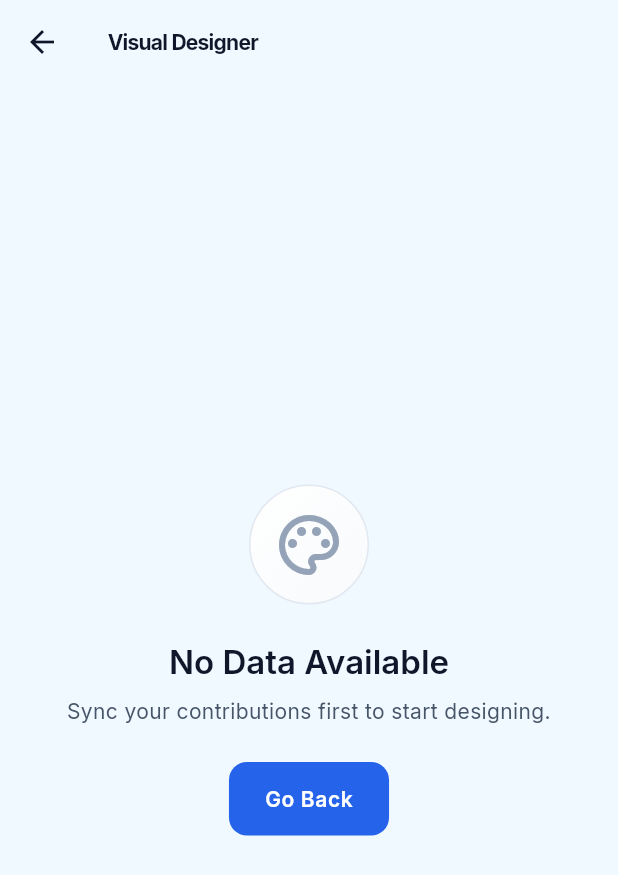
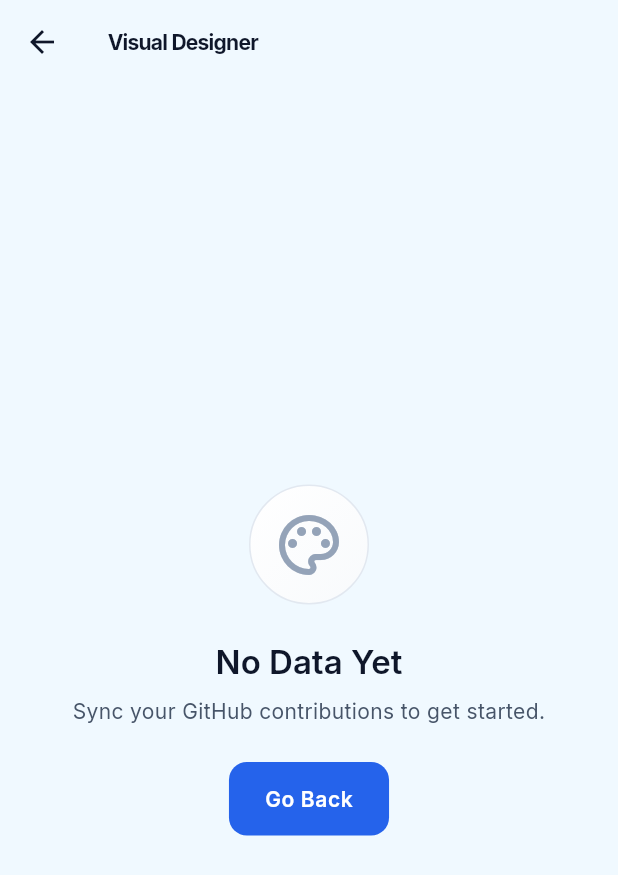
Before and after one commit to AdelliRahulReddy/gitwallpaperv1, a Flutter app: the CustomizePage screen opened directly, on a phone screen of 412 x 824 dp. Shown: the top 875 px of the screen. Run offline on Flutter 3.47's test engine with Material 3 defaults, Android fonts, the phone set to English and light mode, and no system bars; drawn by our look-alikes of flutter_animate; our stand-ins replace connectivity_plus, flutter_secure_storage, google_fonts, package_info_plus, shared_preferences, smooth_page_indicator; missing offline and left inert: wallpaper_manager_plus, workmanager; accounts and stored records are empty; statements that could not run were skipped.

Commit message:
updated 2

```diff
--- a/lib/services/github_service.dart
+++ b/lib/services/github_service.dart
@@ -74,10 +74,8 @@ class GitHubService {
       } on GitHubAPIException {
         rethrow; // Don't retry auth/permission errors
       } on FormatException catch (e) {
-        lastException = GitHubAPIException(
-          'Invalid response from GitHub. Please try again.',
-        );
         if (kDebugMode) debugPrint('⚠️ GitHubService: Parse error: $e');
+        throw GitHubAPIException('Invalid response from GitHub.'); // Don't retry
       } catch (e) {
         lastException = GitHubAPIException('Unexpected error: ${e.toString()}');
         if (kDebugMode) debugPrint('❌ GitHubService: Unexpected error: $e');
--- a/lib/services/utils.dart
+++ b/lib/services/utils.dart
@@ -26,13 +26,30 @@ class AppStrings {
   static const String customizeTitle = 'Visual Designer';
   static const String sectionScaling = 'Scaling & Effects';
   static const String sectionOverlay = 'Custom Overlay';
-  static const String noDataTitle = 'No Data Available';
-  static const String noDataMsg = 'Sync your contributions first to start designing.';
+  static const String noDataTitle = 'No Data Yet';
+  static const String noDataMsg = 'Sync your GitHub contributions to get started.';
   static const String startSync = 'Start Sync';
   static const String applyWallpaper = 'Apply Wallpaper';
   static const String applying = 'Applying...';
-  static const String resetting = 'Settings reset to defaults';
   static const String wallpaperApplied = 'Wallpaper applied! 🎉';
+
+  // Stats Page
+  static const String statsTitle = 'Detailed Analytics';
+  static const String analyzing = 'Analyzing your contributions...';
+  static const String noDataStats = 'Sync your contributions to view detailed analytics.';
+  static const String keyMetrics = 'Key Performance Metrics';
+  static const String contributionCalendar = 'Contribution Calendar';
+  static const String weeklyActivity = 'Weekly Activity Breakdown';
+  static const String contributionDensity = 'Contribution Density';
+  static const String historyMsg = 'Visual history of your contributions over the past month.';
+  static const String total = 'TOTAL';
+  static const String active = 'ACTIVE';
+  static const String avgDay = 'AVG/DAY';
+  static const String avgCommits = 'Average Commits';
+  static const String activeRatio = 'Active Ratio';
+  static const String refresh = 'Refresh';
+  static const String statsUpdated = 'Stats updated! ✅';
+
 
   // Setup Page
   static const String setupTitle = 'Setup GitHub';
@@ -54,6 +71,25 @@ class AppStrings {
   static const String syncSuccess = 'Data synced successfully! ✅';
   static const String syncFailed = 'Sync failed:';
   static const String credentialsMissing = 'Credentials not found. Please set up again.';
+  static const String loadingContributions = 'Loading your contributions...';
+
+  static const String syncNow = 'Sync Now';
+  static const String keepStreakAlive = 'Keep the coding streak alive.';
+  static const String dashboardOverview = 'Dashboard Overview';
+  static const String activityHeatmap = 'Activity Heatmap';
+  static const String exploreConfigure = 'Explore & Configure';
+  static const String fullStats = 'FULL STATS';
+  static const String visualDesigner = 'Visual Designer';
+  static const String visualDesignerSub = 'Customize colors, scale & position';
+  static const String performanceInsight = 'Performance Insight';
+  static const String performanceInsightSub = 'Deep dive into your coding habits';
+  static const String systemSettings = 'System Settings';
+  static const String systemSettingsSub = 'Account & sync preferences';
+  static const String setWallpaper = 'Set Wallpaper';
+  static const String totalCode = 'Total Code';
+  static const String currentStreak = 'Current Streak';
+  static const String longestStreak = 'Longest Streak';
+  static const String today = 'Today';
 }
 
 class AppLayout {
--- a/lib/ui/customize_page.dart
+++ b/lib/ui/customize_page.dart
@@ -154,21 +154,7 @@ class _CustomizePageState extends State<CustomizePage> {
     );
 
     try {
-      final config = WallpaperConfig(
-        isDarkMode: _isDarkMode,
-        verticalPosition: _verticalPosition,
-        horizontalPosition: _horizontalPosition,
-        scale: _scale.value,
-        opacity: _opacity.value,
-        customQuote: _quoteController.text,
-        quoteFontSize: _quoteFontSize.value,
-        quoteOpacity: _quoteOpacity,
-        paddingTop: _margin,
-        paddingBottom: _margin,
-        paddingLeft: _margin,
-        paddingRight: _margin,
-        cornerRadius: _cornerRadius,
-      );
+      final config = StorageService.getWallpaperConfig() ?? WallpaperConfig.defaults();
 
       await WallpaperService.generateAndSetWallpaper(
         data: _data!,
@@ -222,7 +208,7 @@ class _CustomizePageState extends State<CustomizePage> {
     final previewHeight = MediaQuery.of(context).size.height * 0.45;
 
     return Scaffold(
-      resizeToAvoidBottomInset: false, // Prevent overflow when keyboard opens
+      resizeToAvoidBottomInset: true, // Allow resize for keyboard
       extendBodyBehindAppBar: true,
       appBar: AppBar(
         title: Text(
@@ -240,43 +226,33 @@ class _CustomizePageState extends State<CustomizePage> {
       ),
       body: Container(
         decoration: const BoxDecoration(gradient: AppTheme.mainBgGradient),
-        child: Column(
+        child: ListView(
+          padding: EdgeInsets.zero,
           children: [
-            // Fixed Preview Area
+            // Preview Area
             SizedBox(
               height: previewHeight + MediaQuery.of(context).padding.top + kToolbarHeight,
               child: _buildPreview(),
             ),
 
-            // Scrollable Controls
-            Expanded(
-              child: Container(
+            // Controls
+            Container(
               decoration: BoxDecoration(
                 color: Colors.white.withValues(alpha: 0.2),
                 borderRadius: const BorderRadius.vertical(top: Radius.circular(AppTheme.radiusXL)),
               ),
-                child: SingleChildScrollView(
               padding: const EdgeInsets.fromLTRB(AppTheme.spacing16, AppTheme.spacing24, AppTheme.spacing16, AppTheme.spacing24),
               child: _buildControlPanel(),
             ),
+
+            // Apply Button (Scrolls with content)
+            Padding(
+              padding: const EdgeInsets.all(AppTheme.spacing16),
+              child: _buildApplyButton(),
             ),
-            ),
+            SizedBox(height: MediaQuery.of(context).viewInsets.bottom), // Extra padding for safety
           ],
         ),
-      ),
-      bottomNavigationBar: Container(
-        padding: const EdgeInsets.all(AppTheme.spacing16),
-        decoration: BoxDecoration(
-          color: Colors.white,
-          boxShadow: [
-            BoxShadow(
-              color: Colors.black.withValues(alpha: 0.1),
-              blurRadius: 20,
-              offset: const Offset(0, -5),
-            ),
-          ],
-        ),
-        child: SafeArea(child: _buildApplyButton()),
       ),
     );
   }
```
Also changed, not shown: lib/services/storage_service.dart (+18 -14 lines), lib/services/wallpaper_service.dart (+15 -16 lines), lib/ui/home_page.dart (+56 -40 lines), lib/ui/preview_page.dart (+13 -16 lines), lib/ui/stats_page.dart (+53 -26 lines). Lines whose indentation alone changed are shown as unchanged.
